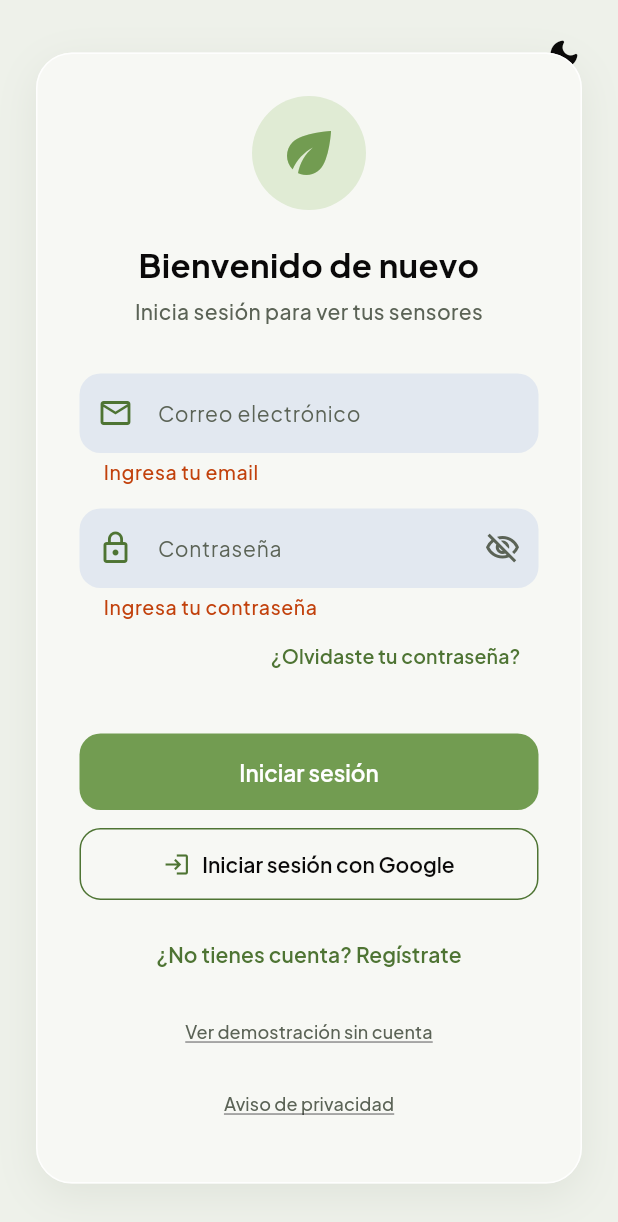
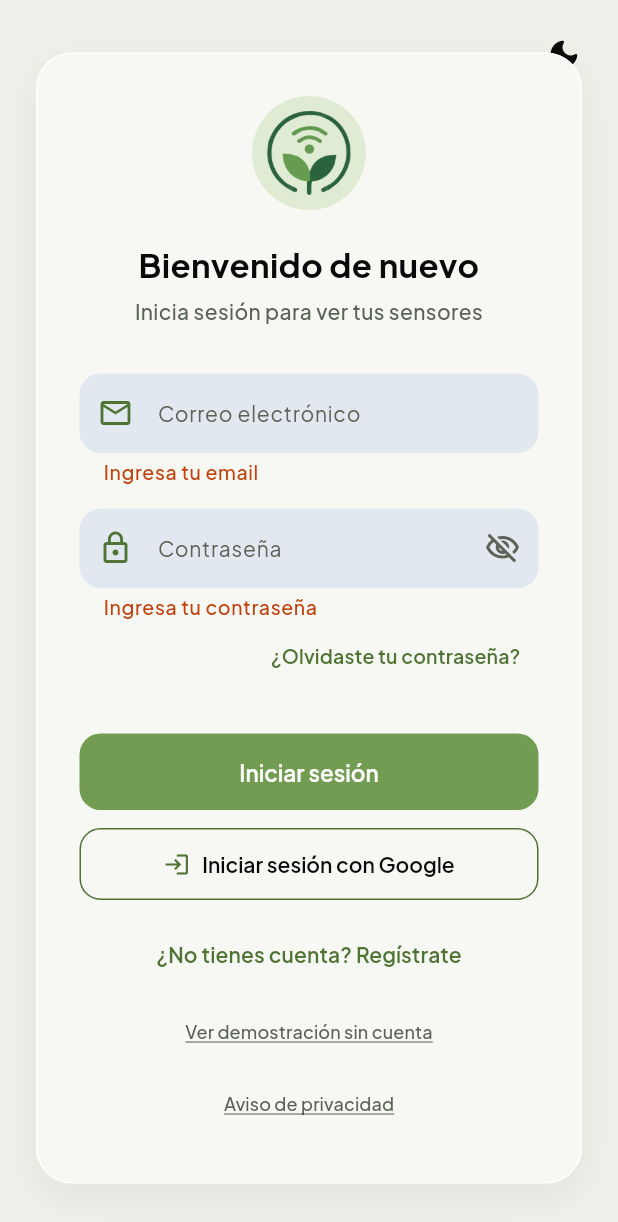
Before and after one commit to dev-brian/green-tech-app, a Flutter app: the screen it shows after launch, after a tap on "Iniciar sesión", on a phone screen of 412 x 824 dp. Shown: the top 1222 px of the screen. Run offline on Flutter 3.47's test engine with Material 3 defaults, Android fonts, the phone set to English and light mode, and no system bars; our stand-ins replace cloud_firestore, firebase_auth, firebase_core, firebase_messaging, fl_chart, flutter_local_notifications and 5 more; accounts and stored records are empty.

Commit message:
feat: logo de GreenTech en el ícono de Android, splash y login
- Ícono del lanzador con el logo de la PWA (legacy + adaptable con fondo
  blanco y versión monocromática para Android 13+).
- assets/images/logo.png en el splash y el login en lugar de Icons.eco.
- En modo oscuro el círculo del login es blanco para que el logo se lea.

Co-Authored-By: Claude Opus 5.5 <noreply@anthropic.com>
Claude-Session: https://claude.ai/code/session_011Bgof9pTdXi4Y5rPt8ouLj

```diff
--- a/lib/screens/login_screen.dart
+++ b/lib/screens/login_screen.dart
@@ -177,14 +177,18 @@ class _LoginScreenState extends State<LoginScreen> {
                                 width: 76,
                                 height: 76,
                                 decoration: BoxDecoration(
-                                  color: AppColors.mintAccent
-                                      .withValues(alpha: isDark ? 0.2 : 0.3),
+                                  // En oscuro el círculo es blanco para que el
+                                  // verde del logo no se pierda.
+                                  color: isDark
+                                      ? Colors.white
+                                      : AppColors.mintAccent
+                                          .withValues(alpha: 0.3),
                                   shape: BoxShape.circle,
                                 ),
-                                child: const Icon(
-                                  Icons.eco,
-                                  color: AppColors.primary,
-                                  size: 44,
+                                padding: const EdgeInsets.all(10),
+                                child: Image.asset(
+                                  'assets/images/logo.png',
+                                  semanticLabel: 'Logo de GreenTech',
                                 ),
                               ),
                             ),
--- a/lib/screens/splash_screen.dart
+++ b/lib/screens/splash_screen.dart
@@ -79,7 +79,11 @@ class _SplashScreenState extends State<SplashScreen> with SingleTickerProviderSt
                         ),
                       ],
                     ),
-                    child: const Icon(Icons.eco, color: AppColors.primary, size: 60),
+                    padding: const EdgeInsets.all(14),
+                    child: Image.asset(
+                      'assets/images/logo.png',
+                      semanticLabel: 'Logo de GreenTech',
+                    ),
                   ),
                   const SizedBox(height: 24),
                   Text(
--- a/pubspec.yaml
+++ b/pubspec.yaml
@@ -53,5 +53,5 @@ dev_dependencies:
 
 flutter:
   uses-material-design: true
-  # assets:
-  #   - assets/images/logo.png
+  assets:
+    - assets/images/logo.png
```
Also changed, not shown: assets/images/logo.png (added), 12 other files.
